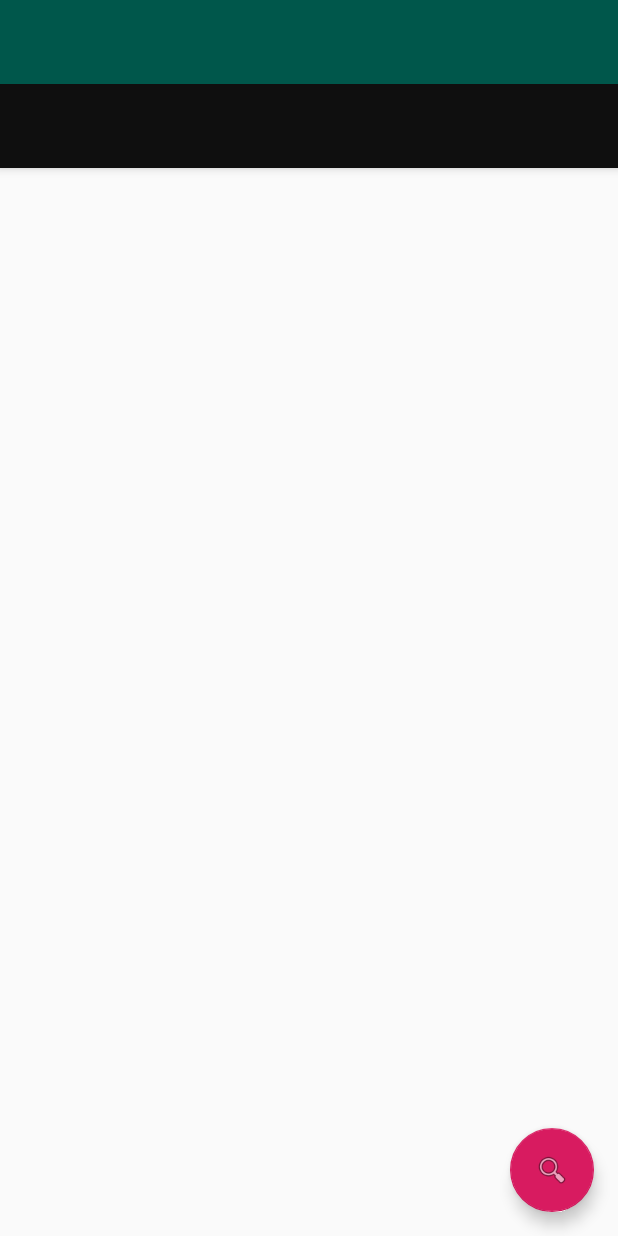
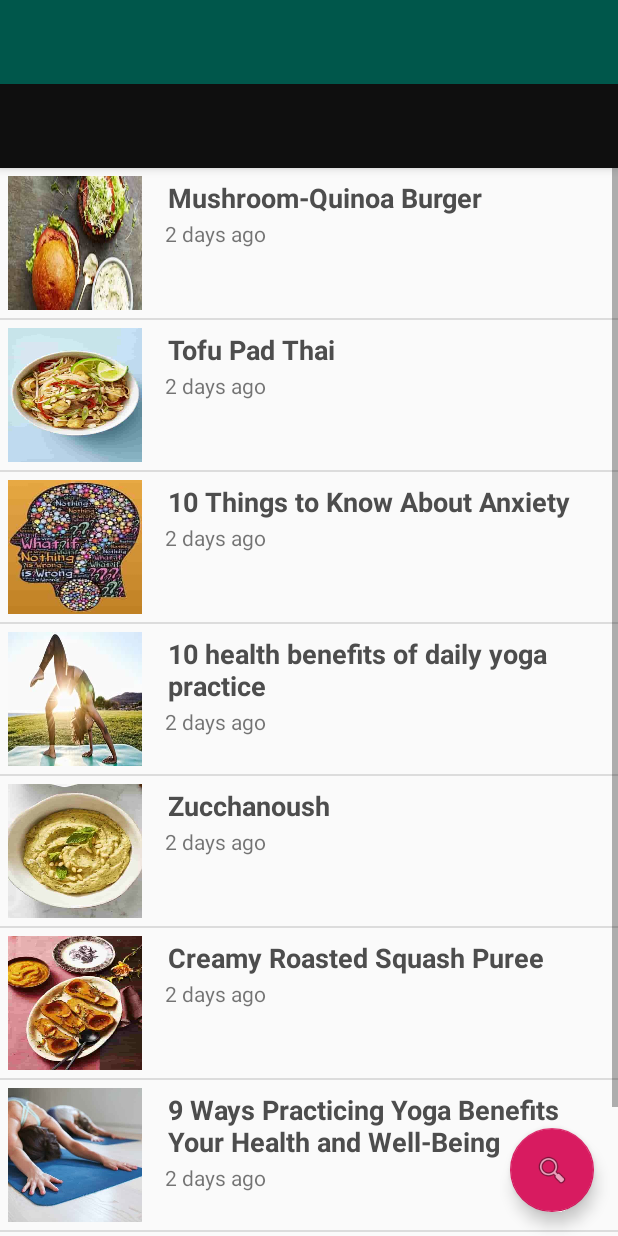
Before and after one commit to SudoSmart/BasicWebViewApp, an Android app: the layout activity_main.xml on its own in the app's theme, with its tools: preview values and no code run, on a phone screen of 412 x 824 dp. Run offline under Robolectric (Android 15) with nearby library versions, the phone set to English and light mode, and no system bars.

Commit message:
Changes the layout to use the home fragment

```diff
--- a/app/src/main/java/com/tosin/healthee/MainActivity.java
+++ b/app/src/main/java/com/tosin/healthee/MainActivity.java
@@ -67,7 +67,7 @@ public class MainActivity extends AppCompatActivity {
         NavigationUI.setupWithNavController(navigationView, navController);
 
 
-
+        /*
         String[] maintitle ={
                 "Mushroom-Quinoa Burger",
                 "Tofu Pad Thai",
@@ -135,7 +135,7 @@ public class MainActivity extends AppCompatActivity {
                 }
 
             }
-        });
+        });*/
 
     }
 
--- a/app/src/main/java/com/tosin/healthee/ui/home/HomeFragment.java
+++ b/app/src/main/java/com/tosin/healthee/ui/home/HomeFragment.java
@@ -4,7 +4,10 @@ import android.os.Bundle;
 import android.view.LayoutInflater;
 import android.view.View;
 import android.view.ViewGroup;
+import android.widget.AdapterView;
+import android.widget.ListView;
 import android.widget.TextView;
+import android.widget.Toast;
 
 import androidx.annotation.Nullable;
 import androidx.annotation.NonNull;
@@ -13,6 +16,7 @@ import androidx.lifecycle.Observer;
 import androidx.lifecycle.ViewModelProviders;
 
 import com.tosin.healthee.R;
+import com.tosin.healthee.customListAdapter;
 
 public class HomeFragment extends Fragment {
 
@@ -23,6 +27,75 @@ public class HomeFragment extends Fragment {
         homeViewModel =
                 ViewModelProviders.of(this).get(HomeViewModel.class);
         View root = inflater.inflate(R.layout.fragment_home, container, false);
+        String[] maintitle ={
+                "Mushroom-Quinoa Burger",
+                "Tofu Pad Thai",
+                "10 Things to Know About Anxiety",
+                "10 health benefits of daily yoga practice" ,
+                "Zucchanoush",
+                "Creamy Roasted Squash Puree",
+                "9 Ways Practicing Yoga Benefits Your Health and Well-Being",
+                "What Is a Mendiant? Everything You Need to Know About the Chocolate Treat" ,
+
+
+        };
+
+        String[] subtitle ={
+                "2 days ago",
+                "2 days ago",
+                "2 days ago",
+                "2 days ago",
+                "2 days ago",
+                "2 days ago",
+                "2 days ago",
+                "2 days ago"
+        };
+
+        Integer[] imgid={
+                R.drawable.vegan1,R.drawable.vegan2,
+                R.drawable.mentalhealth,
+                R.drawable.yoga1,R.drawable.vegan3,
+                R.drawable.vegan4,
+                R.drawable.yoga2,
+                R.drawable.vegan5
+        };
+        ListView mainListView  = (ListView)root.findViewById(R.id.mainListView);
+        customListAdapter adapter = new customListAdapter(getActivity() , maintitle , subtitle , imgid);
+        mainListView.setAdapter((adapter));
+
+
+        mainListView.setOnItemClickListener(new AdapterView.OnItemClickListener() {
+
+            @Override
+            public void onItemClick(AdapterView<?> parent, View view,int position, long id) {
+                // TODO Auto-generated method stub
+                if(position == 0) {
+                    String url = "https://www.goodhousekeeping.com/food-recipes/a38846/mushroom-quinoa-burger-recipe/";
+                    //Intent intent = new Intent(getApplicationContext(), openPage.class);
+                    //startActivity(intent);
+                }
+
+                else if(position == 1) {
+                    //code specific to 2nd list item
+                    Toast.makeText(getActivity().getApplicationContext(),"Place Your Second Option Code",Toast.LENGTH_SHORT).show();
+                }
+
+                else if(position == 2) {
+
+                    Toast.makeText(getActivity().getApplicationContext(),"Place Your Third Option Code",Toast.LENGTH_SHORT).show();
+                }
+                else if(position == 3) {
+
+                    Toast.makeText(getActivity().getApplicationContext(),"Place Your Forth Option Code",Toast.LENGTH_SHORT).show();
+                }
+                else if(position == 4) {
+
+                    Toast.makeText(getActivity().getApplicationContext(),"Place Your Fifth Option Code",Toast.LENGTH_SHORT).show();
+                }
+
+            }
+        });
+
 
 
         return root;
--- a/app/src/main/res/layout/content_main.xml
+++ b/app/src/main/res/layout/content_main.xml
@@ -18,13 +18,13 @@
         app:layout_constraintTop_toTopOf="parent"
         app:navGraph="@navigation/mobile_navigation" />
 
-    <ListView
+    <!--<ListView
         android:id="@+id/mainListView"
         android:layout_width="match_parent"
         android:layout_height="match_parent"
         app:layout_constraintEnd_toEndOf="@+id/nav_host_fragment"
         app:layout_constraintStart_toStartOf="@+id/nav_host_fragment"
-        tools:layout_editor_absoluteY="81dp" />
+        tools:layout_editor_absoluteY="81dp" />-->
 
 
 
--- a/app/src/main/res/layout/fragment_home.xml
+++ b/app/src/main/res/layout/fragment_home.xml
@@ -5,5 +5,11 @@
     android:layout_height="match_parent"
     xmlns:tools="http://schemas.android.com/tools">
 
+    <ListView
+        android:id="@+id/mainListView"
+        android:layout_width="match_parent"
+        android:layout_height="match_parent"
+        tools:layout_editor_absoluteY="81dp" />
+
 
 </androidx.constraintlayout.widget.ConstraintLayout>
```
